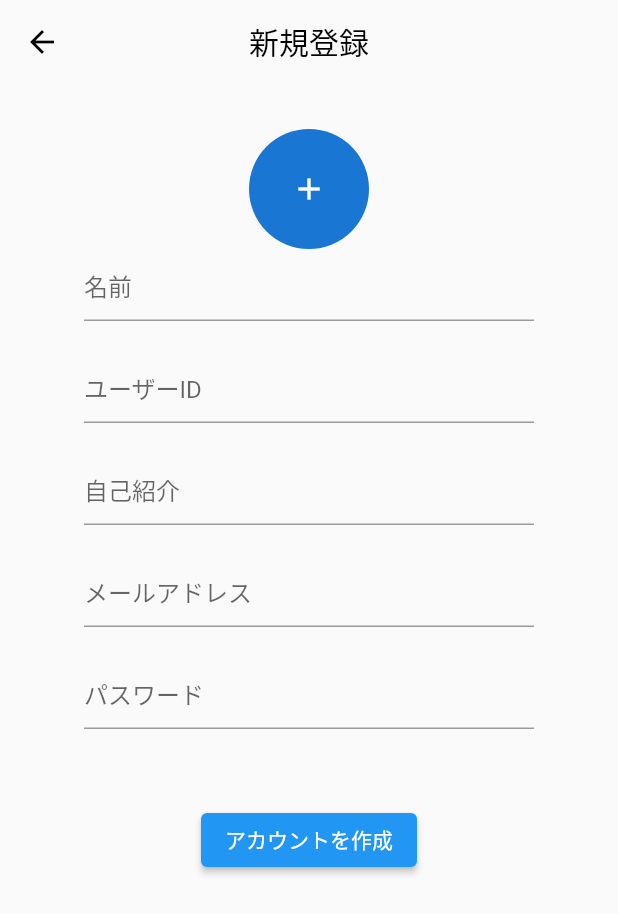
After one commit to misaki-kawaguchi/sns_app, a Flutter app: the CreateAccountPage screen opened directly, after a tap on "アカウントを作成", on a phone screen of 412 x 824 dp. The commit adds this screen. Shown: the top 914 px of the screen. Run offline on Flutter 3.47's test engine with Material 2 defaults, Android fonts, the phone set to English and light mode, and no system bars.

Commit message:
9.CreateAccountPageのUI作成

```diff
--- /dev/null
+++ b/lib/ui/start_up/create_account_page.dart
@@ -0,0 +1,112 @@
+import 'package:flutter/material.dart';
+
+class CreateAccountPage extends StatefulWidget {
+  const CreateAccountPage({Key? key}) : super(key: key);
+
+  @override
+  State<CreateAccountPage> createState() => _CreateAccountPageState();
+}
+
+class _CreateAccountPageState extends State<CreateAccountPage> {
+  TextEditingController nameController = TextEditingController();
+  TextEditingController userIdController = TextEditingController();
+  TextEditingController selfIntroductionController = TextEditingController();
+  TextEditingController passwordController = TextEditingController();
+  TextEditingController emailController = TextEditingController();
+
+  @override
+  Widget build(BuildContext context) {
+    return Scaffold(
+      appBar: AppBar(
+        centerTitle: true,
+        title: const Text(
+          '新規登録',
+          style: TextStyle(color: Colors.black),
+        ),
+        backgroundColor: Colors.transparent,
+        elevation: 0,
+        iconTheme: const IconThemeData(color: Colors.black),
+      ),
+      body: SingleChildScrollView(
+        child: SizedBox(
+          width: double.infinity,
+          child: Column(
+            children: [
+              const SizedBox(height: 30),
+              const CircleAvatar(
+                radius: 40,
+                child: Icon(Icons.add),
+              ),
+              SizedBox(
+                width: 300,
+                child: TextField(
+                  controller: nameController,
+                  decoration: const InputDecoration(
+                    hintText: '名前',
+                  ),
+                ),
+              ),
+              Padding(
+                padding: const EdgeInsets.symmetric(vertical: 20),
+                child: SizedBox(
+                  width: 300,
+                  child: TextField(
+                    controller: userIdController,
+                    decoration: const InputDecoration(
+                      hintText: 'ユーザーID',
+                    ),
+                  ),
+                ),
+              ),
+              SizedBox(
+                width: 300,
+                child: TextField(
+                  controller: selfIntroductionController,
+                  decoration: const InputDecoration(
+                    hintText: '自己紹介',
+                  ),
+                ),
+              ),
+              Padding(
+                padding: const EdgeInsets.symmetric(vertical: 20),
+                child: SizedBox(
+                  width: 300,
+                  child: TextField(
+                    controller: emailController,
+                    decoration: const InputDecoration(
+                      hintText: 'メールアドレス',
+                    ),
+                  ),
+                ),
+              ),
+              SizedBox(
+                width: 300,
+                child: TextField(
+                  controller: passwordController,
+                  decoration: const InputDecoration(
+                    hintText: 'パスワード',
+                  ),
+                ),
+              ),
+              const SizedBox(height: 50),
+              ElevatedButton(
+                onPressed: () {
+                  if (nameController.text.isNotEmpty &&
+                      userIdController.text.isNotEmpty &&
+                      selfIntroductionController.text.isNotEmpty &&
+                      emailController.text.isNotEmpty &&
+                      passwordController.text.isNotEmpty) {
+                    Navigator.pop(context);
+                  }
+                },
+                child: const Text(
+                  'アカウントを作成',
+                ),
+              ),
+            ],
+          ),
+        ),
+      ),
+    );
+  }
+}
--- a/lib/ui/start_up/login_page.dart
+++ b/lib/ui/start_up/login_page.dart
@@ -1,6 +1,7 @@
 import 'package:flutter/gestures.dart';
 import 'package:flutter/material.dart';
 import 'package:sns_app/ui/screen.dart';
+import 'package:sns_app/ui/start_up/create_account_page.dart';
 
 class LoginPage extends StatefulWidget {
   const LoginPage({Key? key}) : super(key: key);
@@ -63,7 +64,12 @@ class _LoginPageState extends State<LoginPage> {
                       ),
                       recognizer: TapGestureRecognizer()
                         ..onTap = () {
-                          print('アカウントを作成');
+                          Navigator.push(
+                            context,
+                            MaterialPageRoute(
+                              builder: (context) => const CreateAccountPage(),
+                            ),
+                          );
                         },
                     ),
                   ],
```
